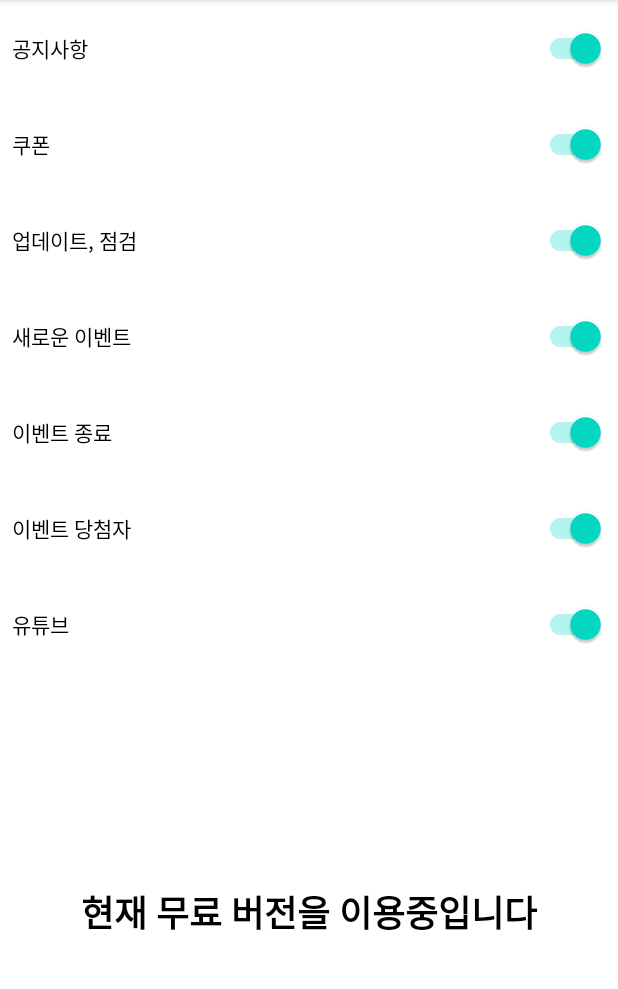
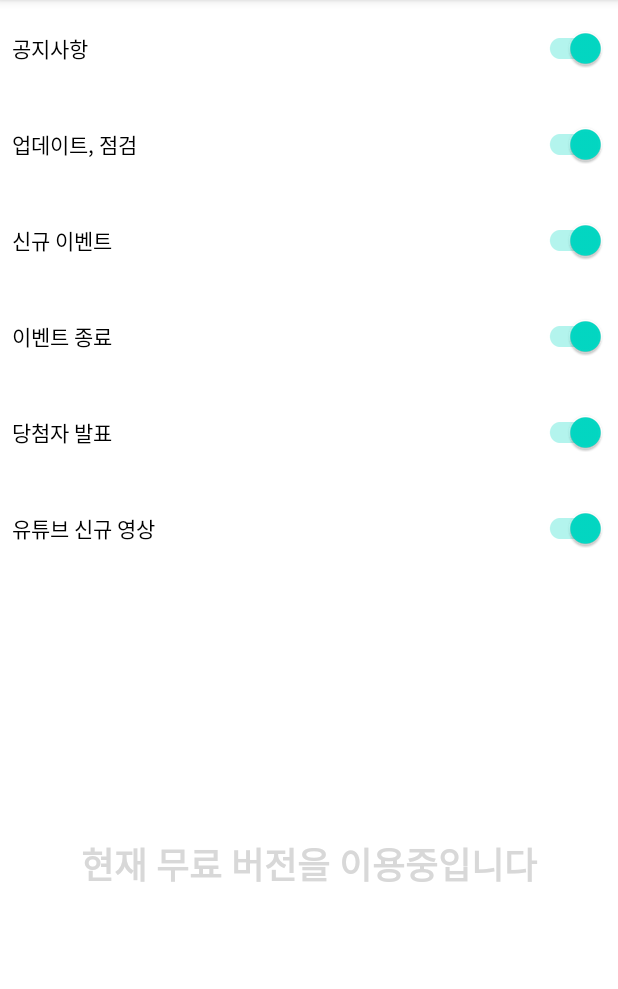
Before and after one commit to ByteAurora/GBTW-Reminder-Client, an Android app: the screen it shows after launch (PushSettingActivity), on a phone screen of 412 x 824 dp, the part 84-1073 px from its top. Run offline under Robolectric (Android 15) with nearby library versions, the phone set to English and light mode, and no system bars.

Commit message:
Update PushSetting codes to trial version

```diff
--- a/app/src/main/java/com/onedeveloper/gbtw_reminder/Constants.java
+++ b/app/src/main/java/com/onedeveloper/gbtw_reminder/Constants.java
@@ -6,7 +6,6 @@ public class Constants {
     public static final String SP_KEY_INIT = "SP_KEY_INIT";
     public static final String SP_KEY_TRIAL = "SP_KEY_TRIAL";
     public static final String SP_KEY_PUSHSETTING_NOTICE = "SP_KEY_PUSHSETTING_NOTICE";
-    public static final String SP_KEY_PUSHSETTING_NOTICECOUPON = "SP_KEY_PUSHSETTING_NOTICECOUPON";
     public static final String SP_KEY_PUSHSETTING_UPDATE = "SP_KEY_PUSHSETTING_UPDATE";
     public static final String SP_KEY_PUSHSETTING_EVENT = "SP_KEY_PUSHSETTING_EVENT";
     public static final String SP_KEY_PUSHSETTING_ENDEVENT = "SP_KEY_PUSHSETTING_ENDEVENT";
@@ -14,7 +13,6 @@ public class Constants {
     public static final String SP_KEY_PUSHSETTING_YOUTUBE = "SP_KEY_PUSHSETTING_YOUTUBE";
 
     public static final String FIREBASE_TOPIC_NOTICE = "notice";
-    public static final String FIREBASE_TOPIC_NOTICECOUPON = "noticeCoupon";
     public static final String FIREBASE_TOPIC_UPDATE = "update";
     public static final String FIREBASE_TOPIC_EVENT = "event";
     public static final String FIREBASE_TOPIC_ENDEVENT = "endEvent";
--- a/app/src/main/java/com/onedeveloper/gbtw_reminder/MainActivity.java
+++ b/app/src/main/java/com/onedeveloper/gbtw_reminder/MainActivity.java
@@ -43,7 +43,6 @@ public class MainActivity extends AppCompatActivity {
         if(SharedPreferenceManager.load(Constants.SP_KEY_INIT, false) == false){
             SharedPreferenceManager.save(Constants.SP_KEY_TRIAL, true);
             SharedPreferenceManager.save(Constants.SP_KEY_PUSHSETTING_NOTICE, true);
-            SharedPreferenceManager.save(Constants.SP_KEY_PUSHSETTING_NOTICECOUPON, true);
             SharedPreferenceManager.save(Constants.SP_KEY_PUSHSETTING_UPDATE, true);
             SharedPreferenceManager.save(Constants.SP_KEY_PUSHSETTING_EVENT, true);
             SharedPreferenceManager.save(Constants.SP_KEY_PUSHSETTING_ENDEVENT, true);
@@ -51,7 +50,6 @@ public class MainActivity extends AppCompatActivity {
             SharedPreferenceManager.save(Constants.SP_KEY_PUSHSETTING_YOUTUBE, true);
 
             GbtwFirebaseMessagingService.subscribeTopic(Constants.FIREBASE_TOPIC_NOTICE);
-            GbtwFirebaseMessagingService.subscribeTopic(Constants.FIREBASE_TOPIC_NOTICECOUPON);
             GbtwFirebaseMessagingService.subscribeTopic(Constants.FIREBASE_TOPIC_UPDATE);
             GbtwFirebaseMessagingService.subscribeTopic(Constants.FIREBASE_TOPIC_EVENT);
             GbtwFirebaseMessagingService.subscribeTopic(Constants.FIREBASE_TOPIC_ENDEVENT);
--- a/app/src/main/java/com/onedeveloper/gbtw_reminder/PushSettingActivity.java
+++ b/app/src/main/java/com/onedeveloper/gbtw_reminder/PushSettingActivity.java
@@ -9,7 +9,6 @@ import android.widget.Switch;
 
 public class PushSettingActivity extends AppCompatActivity {
     private SwitchCompat switchPushSettingNotice;
-    private SwitchCompat switchPushSettingNoticeCoupon;
     private SwitchCompat switchPushSettingUpdate;
     private SwitchCompat switchPushSettingEvent;
     private SwitchCompat switchPushSettingEndEvent;
@@ -26,7 +25,6 @@ public class PushSettingActivity extends AppCompatActivity {
 
     private void init(){
         switchPushSettingNotice = findViewById(R.id.switch_pushsetting_notice);
-        switchPushSettingNoticeCoupon = findViewById(R.id.switch_pushsetting_noticecoupon);
         switchPushSettingUpdate = findViewById(R.id.switch_pushsetting_update);
         switchPushSettingEvent = findViewById(R.id.switch_pushsetting_event);
         switchPushSettingEndEvent = findViewById(R.id.switch_pushsetting_eventwinner);
@@ -35,7 +33,6 @@ public class PushSettingActivity extends AppCompatActivity {
 
         SharedPreferenceManager.open(PushSettingActivity.this, Constants.SP_NAME);
         switchPushSettingNotice.setChecked(SharedPreferenceManager.load(Constants.SP_KEY_PUSHSETTING_NOTICE, false));
-        switchPushSettingNoticeCoupon.setChecked(SharedPreferenceManager.load(Constants.SP_KEY_PUSHSETTING_NOTICECOUPON, false));
         switchPushSettingUpdate.setChecked(SharedPreferenceManager.load(Constants.SP_KEY_PUSHSETTING_UPDATE, false));
         switchPushSettingEvent.setChecked(SharedPreferenceManager.load(Constants.SP_KEY_PUSHSETTING_EVENT, false));
         switchPushSettingEndEvent.setChecked(SharedPreferenceManager.load(Constants.SP_KEY_PUSHSETTING_ENDEVENT, false));
@@ -52,17 +49,6 @@ public class PushSettingActivity extends AppCompatActivity {
                 GbtwFirebaseMessagingService.subscribeTopic(Constants.FIREBASE_TOPIC_NOTICE);
             }else{
                 GbtwFirebaseMessagingService.unSubscribeTopic(Constants.FIREBASE_TOPIC_NOTICE);
-            }
-        });
-        switchPushSettingNoticeCoupon.setOnCheckedChangeListener((compoundButton, b) -> {
-            SharedPreferenceManager.open(PushSettingActivity.this, Constants.SP_NAME);
-            SharedPreferenceManager.save(Constants.SP_KEY_PUSHSETTING_NOTICECOUPON, b);
-            SharedPreferenceManager.close();
-
-            if(b){
-                GbtwFirebaseMessagingService.subscribeTopic(Constants.FIREBASE_TOPIC_NOTICECOUPON);
-            }else{
-                GbtwFirebaseMessagingService.unSubscribeTopic(Constants.FIREBASE_TOPIC_NOTICECOUPON);
             }
         });
         switchPushSettingUpdate.setOnCheckedChangeListener((compoundButton, b) -> {
--- a/app/src/main/res/layout/activity_push_setting_activity.xml
+++ b/app/src/main/res/layout/activity_push_setting_activity.xml
@@ -20,21 +20,6 @@
             android:layout_height="48dp"
             android:layout_weight="1"
             android:text="@string/switch_pushsetting_notice" />
-    </androidx.appcompat.widget.LinearLayoutCompat>
-
-    <androidx.appcompat.widget.LinearLayoutCompat
-        android:id="@+id/ll_pushsetting_noticecoupon"
-        android:layout_width="match_parent"
-        android:layout_height="48dp"
-        android:layout_margin="8dp"
-        android:orientation="horizontal">
-
-        <androidx.appcompat.widget.SwitchCompat
-            android:id="@+id/switch_pushsetting_noticecoupon"
-            android:layout_width="0dp"
-            android:layout_height="48dp"
-            android:layout_weight="1"
-            android:text="@string/switch_pushsetting_noticecoupon" />
     </androidx.appcompat.widget.LinearLayoutCompat>
 
     <androidx.appcompat.widget.LinearLayoutCompat
@@ -124,7 +109,7 @@
             android:layout_height="wrap_content"
             android:gravity="center"
             android:text="@string/this_is_trial_version"
-            android:textColor="#000000"
+            android:textColor="#D8D8D8"
             android:textSize="24sp"
             android:textStyle="bold" />
     </androidx.appcompat.widget.LinearLayoutCompat>
--- a/app/src/main/res/values/strings.xml
+++ b/app/src/main/res/values/strings.xml
@@ -3,12 +3,11 @@
 
     <!-- Push Alarm Name -->
     <string name="switch_pushsetting_notice">공지사항</string>
-    <string name="switch_pushsetting_noticecoupon">쿠폰</string>
     <string name="switch_pushsetting_update">업데이트, 점검</string>
-    <string name="switch_pushsetting_event">새로운 이벤트</string>
+    <string name="switch_pushsetting_event">신규 이벤트</string>
     <string name="switch_pushsetting_endevent">이벤트 종료</string>
-    <string name="switch_pushsetting_eventwinner">이벤트 당첨자</string>
-    <string name="switch_pushsetting_youtube">유튜브</string>
+    <string name="switch_pushsetting_eventwinner">당첨자 발표</string>
+    <string name="switch_pushsetting_youtube">유튜브 신규 영상</string>
 
     <!-- Etc -->
     <string name="this_is_trial_version">현재 무료 버전을 이용중입니다</string>
```
